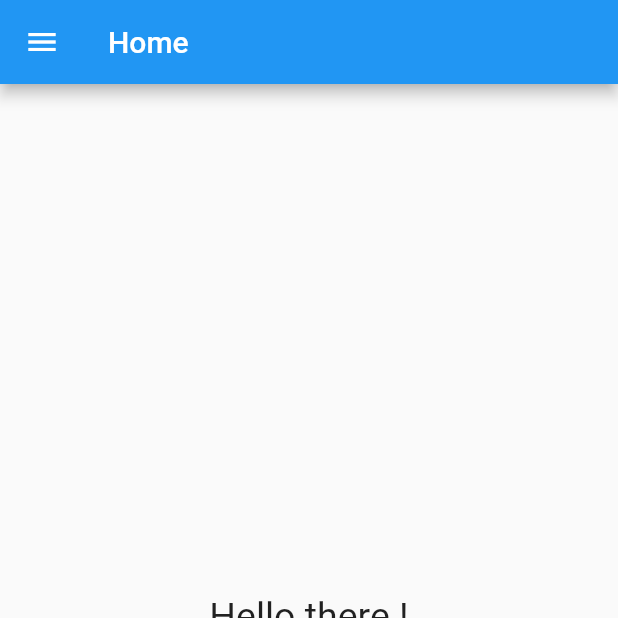
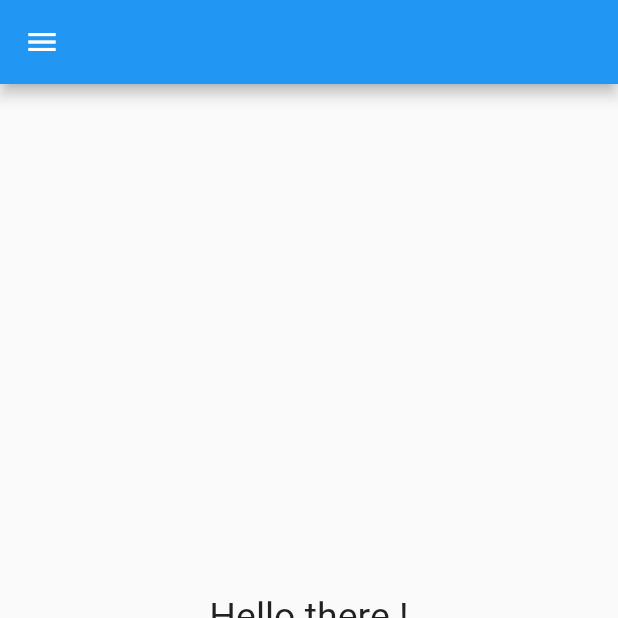
Before and after one commit to ahmadjz/Localization-Flutter, a Flutter app: the screen it shows after launch, on a phone screen of 412 x 824 dp, the top half of it. Run offline on Flutter 3.47's test engine with Material 2 defaults, Android fonts, the phone set to English and light mode, and no system bars.

Commit message:
Update home_page.dart

```diff
--- a/lib/home_page.dart
+++ b/lib/home_page.dart
@@ -7,9 +7,7 @@ class HomePage extends StatelessWidget {
   @override
   Widget build(BuildContext context) {
     return Scaffold(
-      appBar: AppBar(
-        title: Text("home".tr(context)),
-      ),
+      appBar: AppBar(),
       drawer: const Drawer(),
       body: Center(
           child: Padding(
```
